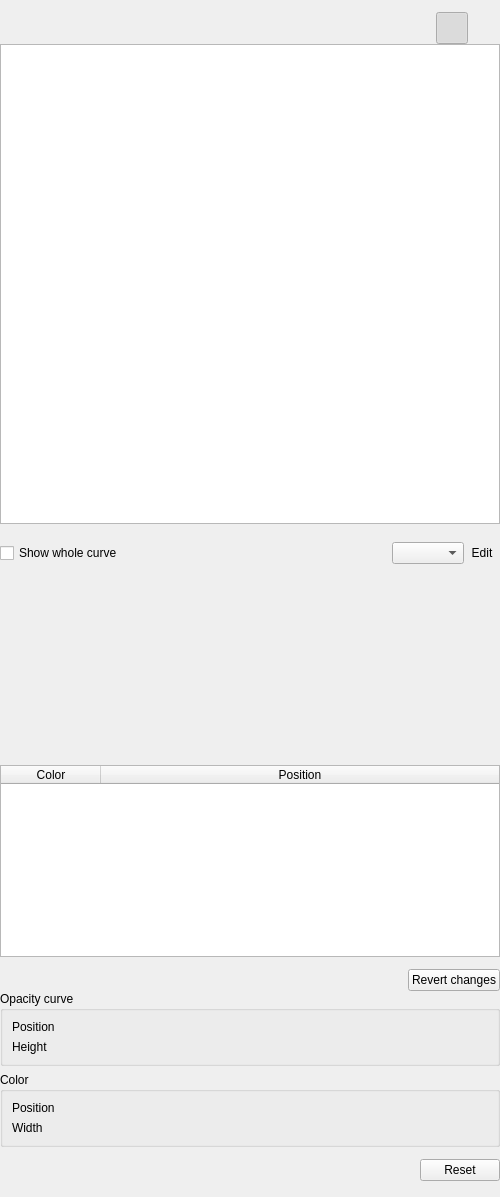
First picture: the form in Modules/VolumeVisualizationUI/src/QmitkVolumeTransferFunctionEditorControls.ui, repository MITK/MITK, before the edit.
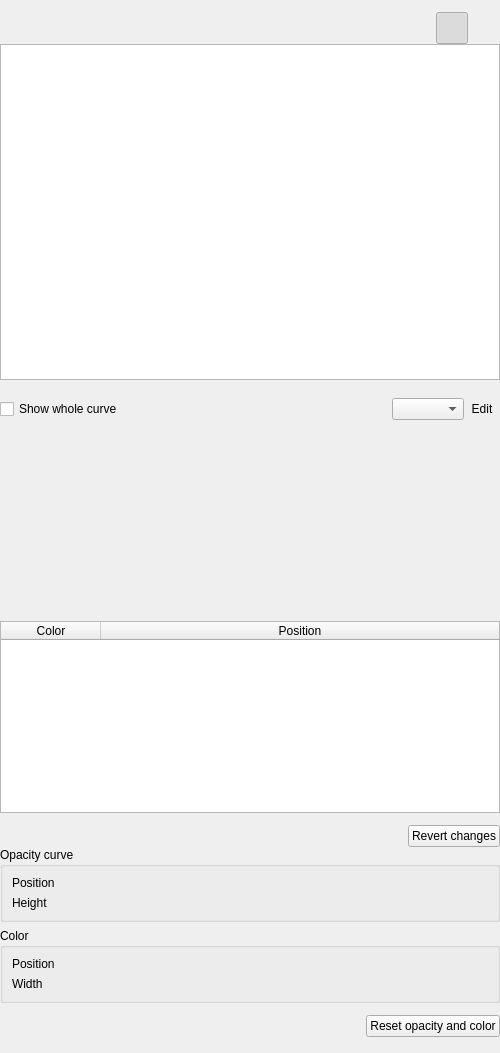
Second picture: the form after the edit. Custom widgets are drawn as their Qt base class.

Commit message: Streamline the volume visualization panel

The edit to the form file:
```diff
--- a/Modules/VolumeVisualizationUI/src/QmitkVolumeTransferFunctionEditorControls.ui
+++ b/Modules/VolumeVisualizationUI/src/QmitkVolumeTransferFunctionEditorControls.ui
@@ -29,7 +29,7 @@
    <item>
     <widget class="QWidget" name="transferFunctionPanel" native="true">
      <property name="sizePolicy">
-      <sizepolicy hsizetype="Preferred" vsizetype="Fixed">
+      <sizepolicy hsizetype="Preferred" vsizetype="Preferred">
        <horstretch>0</horstretch>
        <verstretch>0</verstretch>
       </sizepolicy>
@@ -131,13 +131,7 @@
         <property name="minimumSize">
          <size>
           <width>0</width>
-          <height>480</height>
-         </size>
-        </property>
-        <property name="maximumSize">
-         <size>
-          <width>16777215</width>
-          <height>640</height>
+          <height>336</height>
          </size>
         </property>
        </widget>
@@ -502,7 +496,7 @@
            <item>
             <widget class="QPushButton" name="resetTfButton">
              <property name="text">
-              <string>Reset</string>
+              <string>Reset opacity and color</string>
              </property>
             </widget>
            </item>
```
The commit also changes 10 other files.
